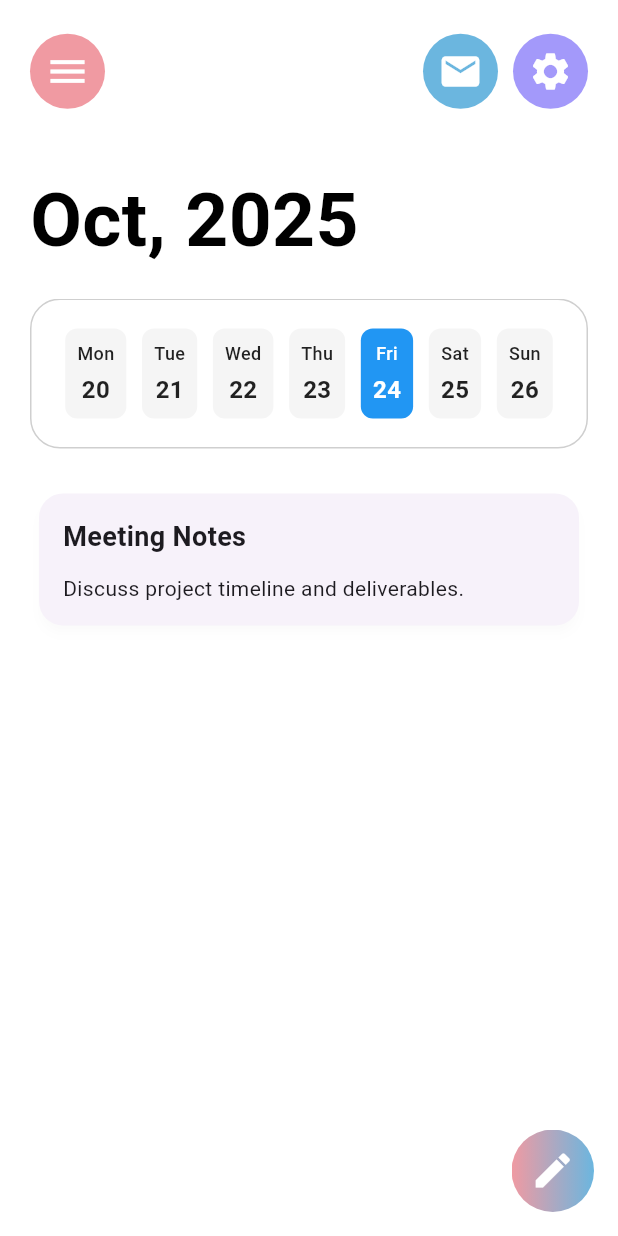
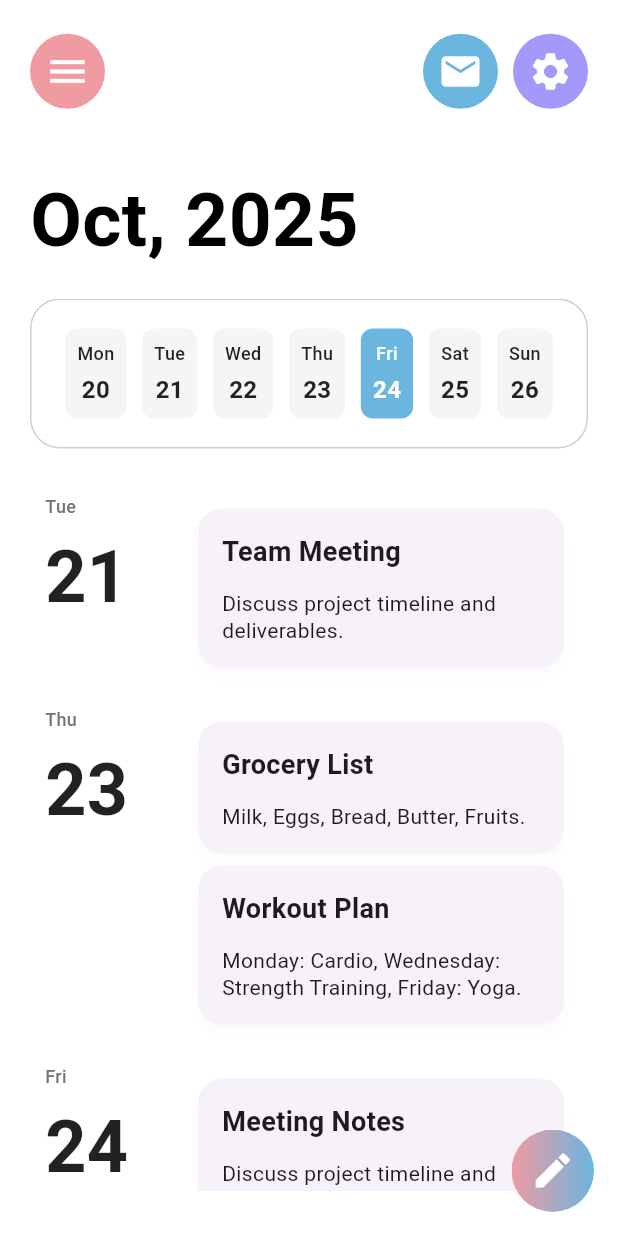
Before and after one commit to JackyMonder/Daily_Tracker, a Flutter app: the HomeScreen screen opened directly, on a phone screen of 412 x 824 dp. Run offline on Flutter 3.47's test engine with Material 3 defaults, Android fonts, the light colour scheme and no system bars; our stand-ins replace flutter_svg, font_awesome_flutter.

Commit message:
New note view page

```diff
--- a/lib/common/utils/date_utils.dart
+++ b/lib/common/utils/date_utils.dart
@@ -1,4 +1,6 @@
 /// Utility functions cho date manipulation trong WeekView
+import '../widgets/NoteCards.dart';
+
 class DateUtils {
   /// Lấy ngày đầu tuần (thứ 2)
   static DateTime getWeekStart(DateTime date) {
@@ -28,6 +30,24 @@ class DateUtils {
            date1.year == date2.year;
   }
 
+  /// Lấy danh sách các ngày trong tuần có notes
+  static List<DateTime> getWeekDatesWithNotes(DateTime selectedDate) {
+    final List<DateTime> weekDates = [];
+    final DateTime startOfWeek = selectedDate.subtract(Duration(days: selectedDate.weekday - 1));
+
+    for (int i = 0; i < 7; i++) {
+      final DateTime date = startOfWeek.add(Duration(days: i));
+      final notecards = Notecards(selectedDate: date);
+      final filteredData = notecards.filteredCardData;
+
+      if (filteredData.isNotEmpty) {
+        weekDates.add(date);
+      }
+    }
+
+    return weekDates;
+  }
+
   /// Lấy tên ngày trong tuần
   static String getDayName(int day) {
     const dayNames = [
--- a/lib/common/widgets/HorizontalWeekView.dart
+++ b/lib/common/widgets/HorizontalWeekView.dart
@@ -7,9 +7,11 @@
  */
 
 import 'package:flutter/material.dart';
+
 import '../models/week_view_models.dart';
 import '../controllers/week_view_controller.dart';
 import 'week_view_components.dart';
+import 'notes_on_date.dart';
 
 class HorizontalWeekView extends StatefulWidget {
   final DateTime? selectedDate;
@@ -63,11 +65,9 @@ class _HorizontalWeekViewState extends State<HorizontalWeekView>
       crossAxisAlignment: CrossAxisAlignment.start,
       children: [
         WeekViewHeader(currentDate: _state.currentDaySelected),
-
         SizedBox(height: 16),
-
         SizedBox(
-          height: 100, // Đặt chiều cao cố định cho PageView
+          height: 100,
           child: PageView.builder(
             controller: _controller.pageController,
             onPageChanged: (page) => _controller.onPageChanged(page, _onStateChanged),
@@ -81,6 +81,10 @@ class _HorizontalWeekViewState extends State<HorizontalWeekView>
             },
           ),
         ),
+        SizedBox(height: 20),
+        Expanded(
+          child: NotesOnDate(date: _state.currentDaySelected),
+        ),
       ],
     );
   }
--- a/lib/common/widgets/NoteCards.dart
+++ b/lib/common/widgets/NoteCards.dart
@@ -4,15 +4,12 @@ import 'package:flutter/material.dart';
 
 import '../../utils/notesection.dart';
 
-class Notecards extends StatefulWidget {
+
+class Notecards extends StatelessWidget {
   final DateTime? selectedDate;
 
-  const Notecards({super.key, this.selectedDate});
+  Notecards({super.key, this.selectedDate});
 
-  @override
-  State<Notecards> createState() => _NotecardsState();
-}
-  class _NotecardsState extends State<Notecards> {
     // Sample data for cards with creation dates
     final List<Map<String, dynamic>> _allCardData = [
     {
@@ -52,20 +49,20 @@ class Notecards extends StatefulWidget {
     },
   ];
 
-  List<Map<String, dynamic>> get _filteredCardData {
-    if (widget.selectedDate == null) return _allCardData;
+  List<Map<String, dynamic>> get filteredCardData {
+    if (selectedDate == null) return _allCardData;
 
     return _allCardData.where((card) {
       DateTime createdAt = card['createdAt'] as DateTime;
-      return createdAt.year == widget.selectedDate!.year &&
-             createdAt.month == widget.selectedDate!.month &&
-             createdAt.day == widget.selectedDate!.day;
+      return createdAt.year == selectedDate!.year &&
+             createdAt.month == selectedDate!.month &&
+             createdAt.day == selectedDate!.day;
     }).toList();
   }
 
   @override
   Widget build(BuildContext context) {
-    final filteredData = _filteredCardData;
+    final filteredData = filteredCardData;
     return SafeArea(
         child: filteredData.isEmpty
         ? Center(
@@ -79,8 +76,8 @@ class Notecards extends StatefulWidget {
               ),
               const SizedBox(height: 16),
               Text(
-                widget.selectedDate != null
-                    ? "No notes for ${_formatDate(widget.selectedDate!)}"
+                selectedDate != null
+                    ? "No notes for ${_formatDate(selectedDate!)}"
                     : "No Notes Available",
                 style: TextStyle(
                   fontSize: 16,
@@ -92,6 +89,8 @@ class Notecards extends StatefulWidget {
           ),
         )
         : ListView.builder(
+          shrinkWrap: true, // Cho phép ListView tự điều chỉnh kích thước
+          physics: NeverScrollableScrollPhysics(), // Tắt scroll để tránh conflict với parent scroll
           scrollDirection: Axis.vertical,
           padding: const EdgeInsets.symmetric(horizontal: 2, vertical: 6),
           itemCount: filteredData.length,
--- a/lib/common/widgets/day_widget.dart
+++ b/lib/common/widgets/day_widget.dart
@@ -22,7 +22,7 @@ class DayWidget extends StatelessWidget {
         margin: EdgeInsets.symmetric(horizontal: 4),
         padding: EdgeInsets.all(8),
         decoration: BoxDecoration(
-          color: isSelected ? Colors.blue : Colors.grey[100],
+          color: isSelected ? const Color(0xFF6BB6DF) : Colors.grey[100],
           borderRadius: BorderRadius.circular(8),
         ),
         child: Column(
--- /dev/null
+++ b/lib/common/widgets/notes_on_date.dart
@@ -0,0 +1,97 @@
+import 'package:flutter/material.dart';
+
+import 'NoteCards.dart';
+import '../utils/date_utils.dart' as CustomDateUtils;
+
+class NotesOnDate extends StatelessWidget {
+  final DateTime date;
+
+  const NotesOnDate({
+    super.key,
+    required this.date,
+  });
+
+  @override
+  Widget build(BuildContext context) {
+    final weekDatesWithNotes = CustomDateUtils.DateUtils.getWeekDatesWithNotes(date);
+
+    if (weekDatesWithNotes.isEmpty) {
+      return Container(
+        child: Center(
+          child: Column(
+            mainAxisAlignment: MainAxisAlignment.center,
+            children: [
+              Icon(
+                Icons.note_outlined,
+                size: 64,
+                color: Colors.grey.withOpacity(0.5),
+              ),
+              const SizedBox(height: 16),
+              Text(
+                "No notes for this week",
+                style: TextStyle(
+                  fontSize: 16,
+                  color: Colors.grey.withOpacity(0.7),
+                  fontWeight: FontWeight.w500,
+                ),
+              ),
+            ],
+          ),
+        ),
+      );
+    }
+
+    return Container(
+      padding: EdgeInsets.all(10),
+      child: SingleChildScrollView(
+        child: Column(
+          children: weekDatesWithNotes.map((date) {
+            return Padding(
+              padding: EdgeInsets.only(bottom: 16),
+              child: Row(
+                crossAxisAlignment: CrossAxisAlignment.start,
+                children: [
+                  Container(
+                    width: 80,
+                    child: Column(
+                      crossAxisAlignment: CrossAxisAlignment.start,
+                      children: [
+                        Text(
+                          CustomDateUtils.DateUtils.getDayName(date.weekday),
+                          style: TextStyle(
+                            fontSize: 12,
+                            fontWeight: FontWeight.w500,
+                            color: Colors.grey[600],
+                          ),
+                        ),
+                        SizedBox(height: 4),
+                        Text(
+                          '${date.day}',
+                          style: TextStyle(
+                            fontSize: 48,
+                            fontWeight: FontWeight.bold,
+                            color: Colors.black87,
+                          ),
+                        ),
+                      ],
+                    ),
+                  ),
+                  SizedBox(width: 16),
+                  Expanded(
+                    child: Container(
+                      constraints: BoxConstraints(
+                        minHeight: 100, // Chiều cao tối thiểu
+                        maxHeight: 300, // Chiều cao tối đa
+                      ),
+                      child: Notecards(selectedDate: date),
+                    ),
+                  ),
+                ],
+              ),
+            );
+          }).toList(),
+        ),
+      ),
+    );
+  }
+}
--- a/lib/core/constants/placeholder.dart
+++ b/lib/core/constants/placeholder.dart
@@ -1,2 +1,2 @@
 // Placeholder constants file
-const String appName = 'Expenses App';
+const String appName = 'Daily-Tracker App';
--- a/lib/presentation/screens/home.dart
+++ b/lib/presentation/screens/home.dart
@@ -3,7 +3,6 @@ import 'package:expenses_app/common/widgets/HorizontalWeekView.dart';
 import 'package:flutter/material.dart';
 
 import 'package:expenses_app/common/widgets/index.dart';
-import 'package:expenses_app/common/widgets/NoteCards.dart';
 import 'package:expenses_app/common/widgets/SidebarDrawer.dart';
 
 class HomeScreen extends StatefulWidget {
@@ -68,39 +67,18 @@ class _HomeScreenState extends State<HomeScreen> {
         child: Column(
           crossAxisAlignment: CrossAxisAlignment.start,
           children: [
-            ShaderMask(
-              shaderCallback: (bounds) => LinearGradient(
-              colors: [Color(0xFFF09AA2), Color(0xFF6BB6DF)],
-                begin: Alignment.topLeft,
-                end: Alignment.bottomRight,
-              ).createShader(bounds),
-                // child: Text(
-                //   "My Notes",
-                //   style: TextStyle(
-                //     fontSize: 36,
-                //     fontWeight: FontWeight.bold,
-                //     color: Colors.white, // This color will be masked by the shader (To MASK, the color must be white)
-                //   )
-                // )
-            ),
             const SizedBox(height: 16),
-            // Horizontal Week View
-            HorizontalWeekView(
-              selectedDate: _selectedDate,
-              onDateSelected: _onDateSelected,
-              notesDates: _notesDates,
-            ),
-            const SizedBox(height: 20),
-            // CommonWidgets().searchBar,
             Expanded(
-              child: Notecards(selectedDate: _selectedDate),
+              child: HorizontalWeekView(
+                selectedDate: _selectedDate,
+                onDateSelected: _onDateSelected,
+                notesDates: _notesDates,
+              ),
             ),
           ],
         ),
       ),
       floatingActionButton: CommonWidgets().newNote,
-
-
-      );
+    );
   }
 }
```
